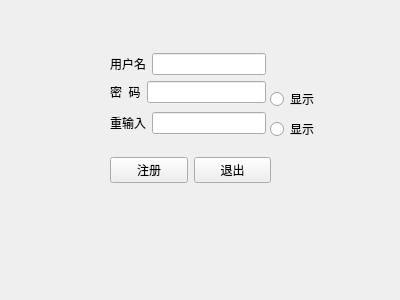
This is regis.ui in 254632185/FiveChessGames as Qt 5 draws it before an edit. The edited form follows.
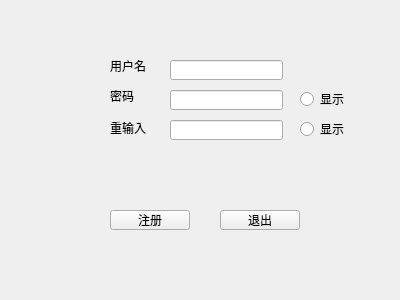
This is the edited form.

Diff of the .ui file:
```diff
--- a/regis.ui
+++ b/regis.ui
@@ -16,7 +16,7 @@
   <widget class="QRadioButton" name="radioButton">
    <property name="geometry">
     <rect>
-     <x>270</x>
+     <x>300</x>
      <y>90</y>
      <width>51</width>
      <height>18</height>
@@ -29,7 +29,7 @@
   <widget class="QRadioButton" name="radioButton_2">
    <property name="geometry">
     <rect>
-     <x>270</x>
+     <x>300</x>
      <y>120</y>
      <width>51</width>
      <height>18</height>
@@ -39,93 +39,100 @@
     <string>显示</string>
    </property>
   </widget>
-  <widget class="QWidget" name="horizontalLayoutWidget_2">
+  <widget class="QLabel" name="label_3">
    <property name="geometry">
     <rect>
      <x>110</x>
-     <y>150</y>
-     <width>161</width>
-     <height>41</height>
+     <y>60</y>
+     <width>54</width>
+     <height>12</height>
     </rect>
    </property>
-   <layout class="QHBoxLayout" name="horizontalLayout_6">
-    <item>
-     <widget class="QPushButton" name="btn_inlog">
-      <property name="text">
-       <string>注册</string>
-      </property>
-     </widget>
-    </item>
-    <item>
-     <widget class="QPushButton" name="btn_quit">
-      <property name="text">
-       <string>退出</string>
-      </property>
-     </widget>
-    </item>
-   </layout>
+   <property name="text">
+    <string>用户名</string>
+   </property>
   </widget>
-  <widget class="QWidget" name="">
+  <widget class="QLabel" name="label_4">
    <property name="geometry">
     <rect>
      <x>110</x>
-     <y>50</y>
-     <width>156</width>
-     <height>88</height>
+     <y>90</y>
+     <width>54</width>
+     <height>12</height>
     </rect>
    </property>
-   <layout class="QVBoxLayout" name="verticalLayout">
-    <item>
-     <layout class="QVBoxLayout" name="verticalLayout_3">
-      <item>
-       <layout class="QHBoxLayout" name="horizontalLayout_3">
-        <item>
-         <widget class="QLabel" name="label_3">
-          <property name="text">
-           <string>用户名</string>
-          </property>
-         </widget>
-        </item>
-        <item>
-         <widget class="QLineEdit" name="lineEdit_3">
-          <property name="text">
-           <string/>
-          </property>
-         </widget>
-        </item>
-       </layout>
-      </item>
-      <item>
-       <layout class="QHBoxLayout" name="horizontalLayout_4">
-        <item>
-         <widget class="QLabel" name="label_4">
-          <property name="text">
-           <string>密  码</string>
-          </property>
-         </widget>
-        </item>
-        <item>
-         <widget class="QLineEdit" name="let_passwd1"/>
-        </item>
-       </layout>
-      </item>
-     </layout>
-    </item>
-    <item>
-     <layout class="QHBoxLayout" name="horizontalLayout_5">
-      <item>
-       <widget class="QLabel" name="label_5">
-        <property name="text">
-         <string>重输入</string>
-        </property>
-       </widget>
-      </item>
-      <item>
-       <widget class="QLineEdit" name="let_passwd2"/>
-      </item>
-     </layout>
-    </item>
-   </layout>
+   <property name="text">
+    <string>密码</string>
+   </property>
+  </widget>
+  <widget class="QLabel" name="lab_5">
+   <property name="geometry">
+    <rect>
+     <x>110</x>
+     <y>120</y>
+     <width>51</width>
+     <height>16</height>
+    </rect>
+   </property>
+   <property name="text">
+    <string>重输入</string>
+   </property>
+  </widget>
+  <widget class="QLineEdit" name="lineEdit_4">
+   <property name="geometry">
+    <rect>
+     <x>170</x>
+     <y>60</y>
+     <width>113</width>
+     <height>20</height>
+    </rect>
+   </property>
+  </widget>
+  <widget class="QLineEdit" name="let_passwd1">
+   <property name="geometry">
+    <rect>
+     <x>170</x>
+     <y>90</y>
+     <width>113</width>
+     <height>20</height>
+    </rect>
+   </property>
+  </widget>
+  <widget class="QLineEdit" name="let_passwd2">
+   <property name="geometry">
+    <rect>
+     <x>170</x>
+     <y>120</y>
+     <width>113</width>
+     <height>20</height>
+    </rect>
+   </property>
+  </widget>
+  <widget class="QPushButton" name="btn_inlog">
+   <property name="geometry">
+    <rect>
+     <x>110</x>
+     <y>210</y>
+     <width>80</width>
+     <height>20</height>
+    </rect>
+   </property>
+   <property name="text">
+    <string>注册</string>
+   </property>
+  </widget>
+  <widget class="QPushButton" name="btn_quit">
+   <property name="geometry">
+    <rect>
+     <x>220</x>
+     <y>210</y>
+     <width>80</width>
+     <height>20</height>
+    </rect>
+   </property>
+   <property name="text">
+    <string>退出</string>
+   </property>
   </widget>
  </widget>
  <resources/>
```
